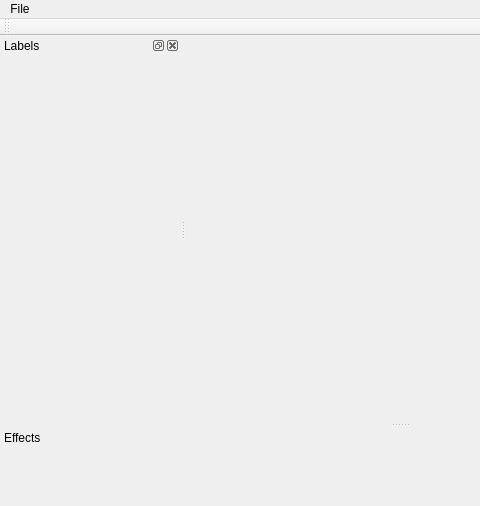
Old version of the form mainwindow.ui in the repository TIDOP-USAL/CloudClassifier; both pictures show x 0 to 480 and y 0 to 506 of the 800 by 600 pixel window.
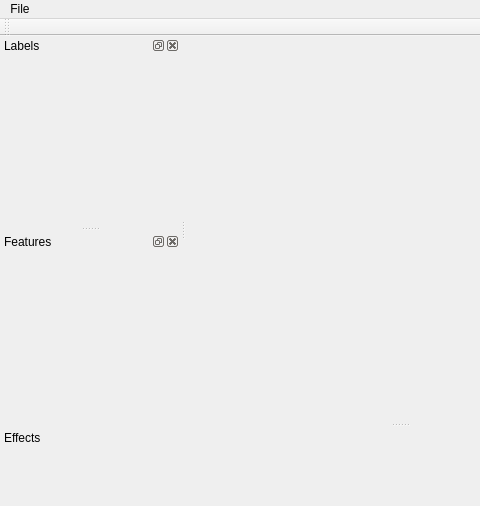
New version of the form. Icons and pictures are not drawn.

Commit message: FeatureView and EffectView

What changed in the file:
```diff
--- a/mainwindow.ui
+++ b/mainwindow.ui
@@ -31,7 +31,7 @@
    <property name="minimumSize">
     <size>
      <width>180</width>
-     <height>40</height>
+     <height>80</height>
     </size>
    </property>
    <property name="windowTitle">
@@ -78,6 +78,21 @@
    </widget>
    <addaction name="menuFile"/>
   </widget>
+  <widget class="QDockWidget" name="dockFeatures">
+   <property name="minimumSize">
+    <size>
+     <width>180</width>
+     <height>80</height>
+    </size>
+   </property>
+   <property name="windowTitle">
+    <string>Features</string>
+   </property>
+   <attribute name="dockWidgetArea">
+    <number>1</number>
+   </attribute>
+   <widget class="QWidget" name="dockWidgetContents_3"/>
+  </widget>
   <action name="actionOpen">
    <property name="enabled">
     <bool>true</bool>
```
The commit also changes 10 other files.
